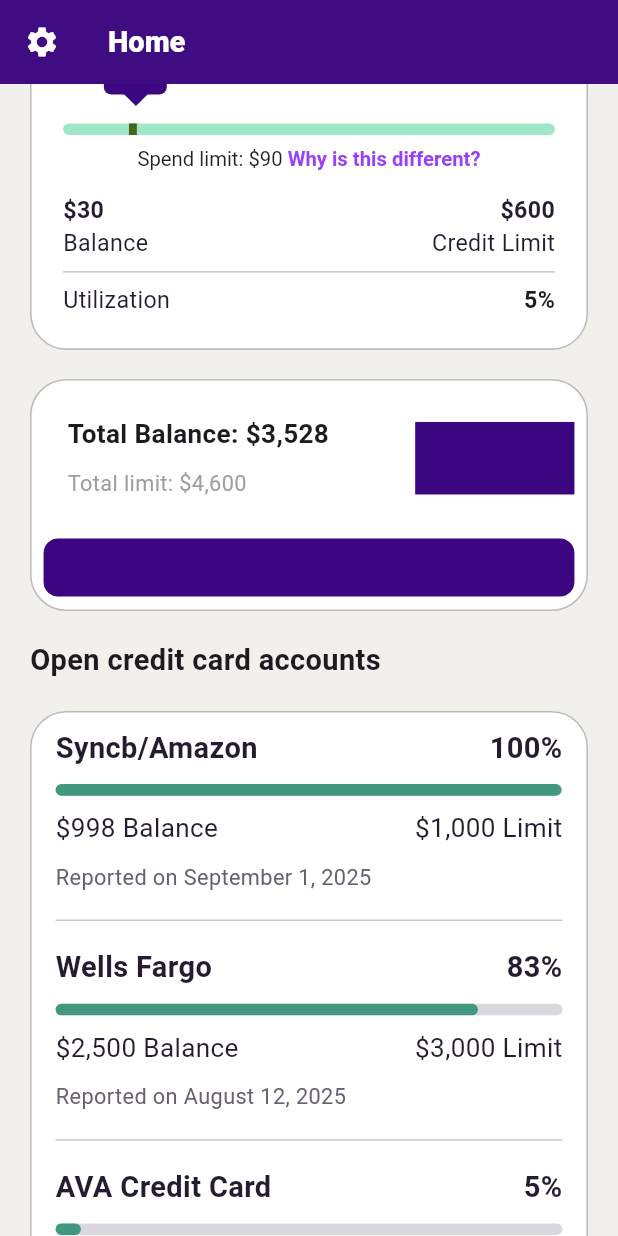
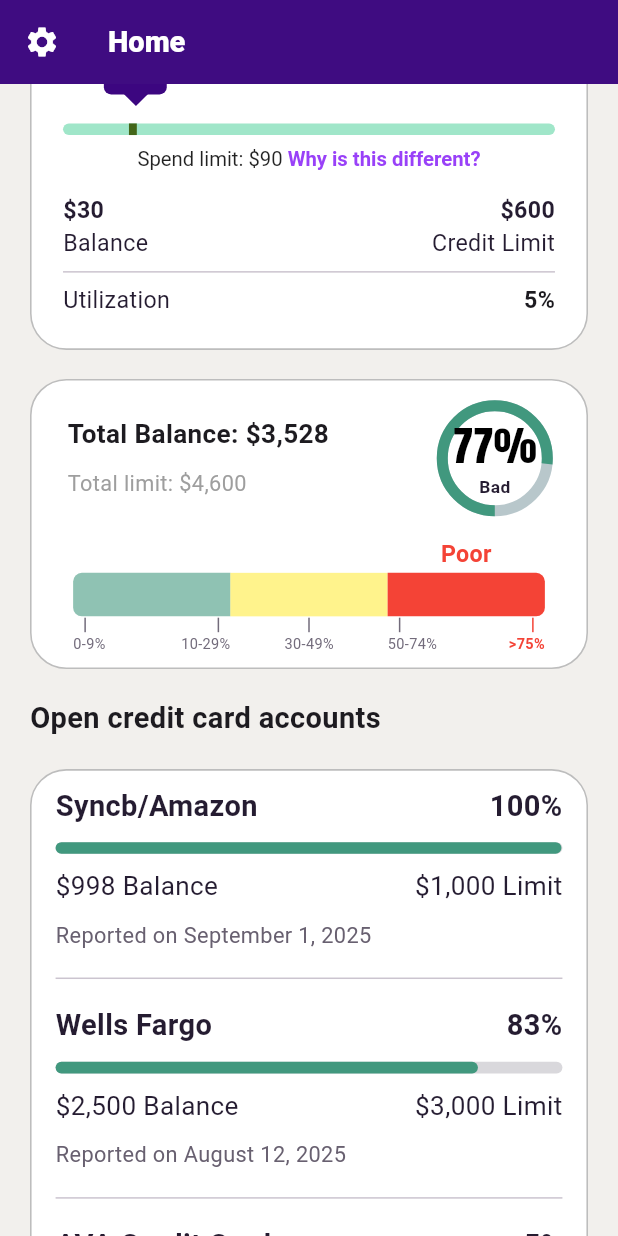
Before and after one commit to Conflei/debtflix, a Flutter app: the screen it shows after launch, scrolled down 576 dp, on a phone screen of 412 x 824 dp. Run offline on Flutter 3.47's test engine with Material 3 defaults, Android fonts, the phone set to English and light mode, and no system bars; drawn by our look-alikes of percent_indicator; our stand-ins replace auto_route, fl_chart, flutter_riverpod, flutter_screenutil, google_fonts, hive; accounts and stored records are empty.

Commit message:
Completed balance percentage bar. Will polish later.

```diff
--- /dev/null
+++ b/lib/core/misc/constants.dart
@@ -0,0 +1 @@
+const int MAX_CREDIT_SCORE = 1000;
--- a/lib/core/misc/utils.dart
+++ b/lib/core/misc/utils.dart
@@ -30,4 +30,24 @@
 
     return '$month $day, $year';
   }
+
+  static String statusCreditScore(int score) {
+    if (score >= 800) {
+      return "Excellent";
+    } else if (score >= 700) {
+      return "Good";
+    } else if (score >= 600) {
+      return "Fair";
+    } else {
+      return "Poor";
+    }
+  }
+
+  // NEW: utilization status based on utilization percent (0-100)
+  static String utilizationStatus(double utilizationPercent) {
+    final percent = utilizationPercent;
+    if (percent < 30) return 'Excellent';
+    if (percent < 50) return 'Good';
+    return 'Bad';
+  }
 }
--- a/lib/features/credit/view/credit_page.dart
+++ b/lib/features/credit/view/credit_page.dart
@@ -1,11 +1,14 @@
 import 'package:auto_route/auto_route.dart';
 import 'package:debtflix/core/misc/app_colors.dart';
+import 'package:debtflix/core/misc/constants.dart';
+import 'package:debtflix/core/misc/utils.dart';
 import 'package:debtflix/core/router/app_router.gr.dart';
 import 'package:debtflix/data/models/credit_card_account.dart';
 import 'package:debtflix/data/models/credit_data.dart';
 import 'package:debtflix/data/models/employment_data.dart';
 import 'package:debtflix/data/models/user.dart';
 import 'package:debtflix/features/credit/view/widgets/account_details_widget.dart';
+import 'package:debtflix/features/credit/view/widgets/circular_progress_widget.dart';
 import 'package:debtflix/features/credit/view/widgets/credit_card_accounts_widget.dart';
 import 'package:debtflix/features/credit/view/widgets/credit_factors_scroll.dart';
 import 'package:debtflix/features/credit/view/widgets/feedback_modal.dart';
@@ -173,10 +176,15 @@
                         ),
                         Expanded(
                           flex: 3,
-                          child: Container(
-                            width: 50.w,
-                            height: 50.h,
-                            color: AppColors.purple,
+                          child: CircularProgressWidget(
+                            title: user.creditData.prevScores.last.value
+                                .toStringAsFixed(0),
+                            subtitle: Utils.statusCreditScore(
+                              user.creditData.prevScores.last.value,
+                            ),
+                            percent:
+                                user.creditData.prevScores.last.value /
+                                MAX_CREDIT_SCORE,
                           ),
                         ),
                       ],
--- a/lib/features/credit/view/widgets/account_details_widget.dart
+++ b/lib/features/credit/view/widgets/account_details_widget.dart
@@ -3,6 +3,8 @@
 import 'package:debtflix/core/misc/app_colors.dart';
 import 'package:debtflix/core/misc/utils.dart';
 import 'package:debtflix/data/models/credit_card_account.dart';
+import 'package:debtflix/features/credit/view/widgets/balance_percentage_bar.dart';
+import 'package:debtflix/features/credit/view/widgets/circular_progress_widget.dart';
 import 'package:debtflix/features/user/providers/user_providers.dart';
 import 'package:flutter/material.dart';
 import 'package:flutter_riverpod/flutter_riverpod.dart';
@@ -111,6 +113,15 @@
         child: const Center(child: Text('No credit score data available')),
       );
     }
+
+    final totalBalance = _calculateTotalBalance(
+      user.creditData.creditCardAccounts,
+    );
+    final totalLimit = _calculateTotalLimit(user.creditData.creditCardAccounts);
+
+    final utilizationPercent = totalLimit == 0
+        ? 0.0
+        : (totalBalance / totalLimit) * 100.0;
 
     return SizedBox(
       width: double.infinity,
@@ -295,7 +306,7 @@
             padding: const EdgeInsets.symmetric(horizontal: 20.0),
             child: Container(
               width: double.infinity,
-              height: 160.h,
+              height: 200.h,
               decoration: BoxDecoration(
                 color: Colors.white,
                 borderRadius: BorderRadius.circular(25.r),
@@ -337,23 +348,20 @@
                         ),
                         Expanded(
                           flex: 3,
-                          child: Container(
-                            width: 50.w,
-                            height: 50.h,
-                            color: AppColors.purple,
+                          child: CircularProgressWidget(
+                            title: '${utilizationPercent.toStringAsFixed(0)}%',
+
+                            subtitle: Utils.utilizationStatus(
+                              utilizationPercent,
+                            ),
+
+                            percent: utilizationPercent / 100,
                           ),
                         ),
                       ],
                     ),
                     SizedBox(height: 10.h),
-                    Container(
-                      width: double.infinity,
-                      height: 40.h,
-                      decoration: BoxDecoration(
-                        color: AppColors.purple,
-                        borderRadius: BorderRadius.circular(10.r),
-                      ),
-                    ),
+                    BalancePercentageBar(percentage: utilizationPercent),
                   ],
                 ),
               ),
--- /dev/null
+++ b/lib/features/credit/view/widgets/balance_percentage_bar.dart
@@ -0,0 +1,224 @@
+import 'package:debtflix/core/misc/app_colors.dart';
+import 'package:flutter/material.dart';
+import 'package:flutter_screenutil/flutter_screenutil.dart';
+
+class BalancePercentageBar extends StatelessWidget {
+  final double percentage;
+  const BalancePercentageBar({super.key, required this.percentage});
+
+  @override
+  Widget build(BuildContext context) {
+    return SizedBox(
+      width: 300.w,
+      height: 80.h,
+      child: Row(
+        children: [
+          Expanded(
+            child: Column(
+              mainAxisAlignment: MainAxisAlignment.spaceBetween,
+              children: [
+                Text(
+                  percentage < 30 ? "Excellent" : "",
+
+                  style: TextStyle(
+                    fontSize: 16.sp,
+                    fontWeight: FontWeight.w600,
+                    color: AppColors.lightGreen,
+                  ),
+                ),
+                Container(
+                  height: 30.h,
+                  decoration: BoxDecoration(
+                    color: AppColors.lightGreen.withAlpha(
+                      percentage < 30 ? 255 : 150,
+                    ),
+                    borderRadius: BorderRadius.only(
+                      topLeft: Radius.circular(6.r),
+                      bottomLeft: Radius.circular(6.r),
+                    ),
+                  ),
+                ),
+                Row(
+                  mainAxisAlignment: MainAxisAlignment.spaceBetween,
+                  children: [
+                    SizedBox(
+                      height: 10.h,
+                      child: VerticalDivider(
+                        color: percentage < 10
+                            ? AppColors.lightGreen
+                            : AppColors.grey,
+                      ),
+                    ),
+                    SizedBox(
+                      height: 10.h,
+                      child: VerticalDivider(
+                        color: (percentage < 30 && percentage > 10)
+                            ? AppColors.lightGreen
+                            : AppColors.grey,
+                      ),
+                    ),
+                  ],
+                ),
+                Row(
+                  mainAxisAlignment: MainAxisAlignment.spaceBetween,
+                  children: [
+                    Text(
+                      '0-9%',
+                      style: TextStyle(
+                        fontSize: 10.sp,
+                        fontWeight: percentage < 10
+                            ? FontWeight.w600
+                            : FontWeight.w400,
+                        color: percentage < 10
+                            ? AppColors.lightGreen
+                            : AppColors.grey,
+                      ),
+                    ),
+                    Text(
+                      '10-29%',
+                      style: TextStyle(
+                        fontSize: 10.sp,
+                        fontWeight: (percentage < 30 && percentage > 10)
+                            ? FontWeight.w600
+                            : FontWeight.w400,
+                        color: (percentage < 30 && percentage > 10)
+                            ? AppColors.lightGreen
+                            : AppColors.grey,
+                      ),
+                    ),
+                  ],
+                ),
+              ],
+            ),
+          ),
+          Expanded(
+            child: Column(
+              mainAxisAlignment: MainAxisAlignment.spaceBetween,
+              children: [
+                Text(
+                  (percentage < 50 && percentage > 30) ? "Good" : "",
+
+                  style: TextStyle(
+                    fontSize: 16.sp,
+                    fontWeight: FontWeight.w600,
+                    color: Colors.yellow,
+                  ),
+                ),
+                Container(
+                  height: 30.h,
+                  decoration: BoxDecoration(
+                    color: Colors.yellow.withAlpha(
+                      (percentage < 50 && percentage > 30) ? 255 : 150,
+                    ),
+                  ),
+                ),
+                Row(
+                  mainAxisAlignment: MainAxisAlignment.center,
+                  children: [
+                    SizedBox(
+                      height: 10.h,
+                      child: VerticalDivider(
+                        color: (percentage < 50 && percentage > 30)
+                            ? Colors.yellow
+                            : AppColors.grey,
+                      ),
+                    ),
+                  ],
+                ),
+                Row(
+                  mainAxisAlignment: MainAxisAlignment.center,
+                  children: [
+                    Text(
+                      '30-49%',
+                      style: TextStyle(
+                        fontSize: 10.sp,
+                        fontWeight: (percentage < 50 && percentage > 30)
+                            ? FontWeight.w600
+                            : FontWeight.w400,
+                        color: (percentage < 50 && percentage > 30)
+                            ? Colors.yellow
+                            : AppColors.grey,
+                      ),
+                    ),
+                  ],
+                ),
+              ],
+            ),
+          ),
+          Expanded(
+            child: Column(
+              mainAxisAlignment: MainAxisAlignment.spaceBetween,
+              children: [
+                Text(
+                  percentage > 50 ? "Poor" : "",
+
+                  style: TextStyle(
+                    fontSize: 16.sp,
+                    fontWeight: FontWeight.w600,
+                    color: Colors.red,
+                  ),
+                ),
+                Container(
+                  height: 30.h,
+                  decoration: BoxDecoration(
+                    color: Colors.red.withAlpha(percentage > 50 ? 255 : 150),
+                    borderRadius: BorderRadius.only(
+                      topRight: Radius.circular(6.r),
+                      bottomRight: Radius.circular(6.r),
+                    ),
+                  ),
+                ),
+                Row(
+                  mainAxisAlignment: MainAxisAlignment.spaceBetween,
+                  children: [
+                    SizedBox(
+                      height: 10.h,
+                      child: VerticalDivider(
+                        color: percentage < 75 && percentage > 50
+                            ? Colors.red
+                            : AppColors.grey,
+                      ),
+                    ),
+                    SizedBox(
+                      height: 10.h,
+                      child: VerticalDivider(
+                        color: (percentage > 75) ? Colors.red : AppColors.grey,
+                      ),
+                    ),
+                  ],
+                ),
+                Row(
+                  mainAxisAlignment: MainAxisAlignment.spaceBetween,
+                  children: [
+                    Text(
+                      '50-74%',
+                      style: TextStyle(
+                        fontSize: 10.sp,
+                        fontWeight: percentage < 75 && percentage > 50
+                            ? FontWeight.w600
+                            : FontWeight.w400,
+                        color: percentage < 75 && percentage > 50
+                            ? Colors.red
+                            : AppColors.grey,
+                      ),
+                    ),
+                    Text(
+                      '>75%',
+                      style: TextStyle(
+                        fontSize: 10.sp,
+                        fontWeight: (percentage > 75)
+                            ? FontWeight.w600
+                            : FontWeight.w400,
+                        color: (percentage > 75) ? Colors.red : AppColors.grey,
+                      ),
+                    ),
+                  ],
+                ),
+              ],
+            ),
+          ),
+        ],
+      ),
+    );
+  }
+}
--- /dev/null
+++ b/lib/features/credit/view/widgets/circular_progress_widget.dart
@@ -0,0 +1,56 @@
+import 'package:debtflix/core/misc/app_colors.dart';
+import 'package:flutter/material.dart';
+import 'package:flutter_screenutil/flutter_screenutil.dart';
+import 'package:google_fonts/google_fonts.dart';
+import 'package:percent_indicator/circular_percent_indicator.dart';
+
+class CircularProgressWidget extends StatefulWidget {
+  final String title;
+  final String subtitle;
+  final double percent;
+  const CircularProgressWidget({
+    super.key,
+    required this.title,
+    required this.subtitle,
+    required this.percent,
+  });
+
+  @override
+  State<CircularProgressWidget> createState() => _CircularProgressWidgetState();
+}
+
+class _CircularProgressWidgetState extends State<CircularProgressWidget> {
+  @override
+  Widget build(BuildContext context) {
+    return CircularPercentIndicator(
+      radius: 40.r,
+      lineWidth: 7.w,
+      percent: widget.percent,
+      startAngle: 180,
+      center: Column(
+        mainAxisAlignment: MainAxisAlignment.center,
+        children: [
+          Text(
+            widget.title,
+            style: GoogleFonts.anton(
+              textStyle: TextStyle(
+                fontSize: 28.sp,
+                fontWeight: FontWeight.w100,
+                color: Colors.black,
+              ),
+            ),
+          ),
+          Text(
+            widget.subtitle,
+            style: TextStyle(
+              fontSize: 12.sp,
+              fontWeight: FontWeight.w600,
+              color: AppColors.purpleTitle,
+            ),
+          ),
+        ],
+      ),
+      progressColor: AppColors.lightGreen,
+    );
+  }
+}
--- a/pubspec.yaml
+++ b/pubspec.yaml
@@ -19,6 +19,7 @@
   google_fonts: ^6.2.1
   cupertino_icons: ^1.0.8
   fl_chart: ^1.1.0
+  percent_indicator: ^4.2.5
 
 dev_dependencies:
   flutter_test:
```
Also changed, not shown: pubspec.lock.
